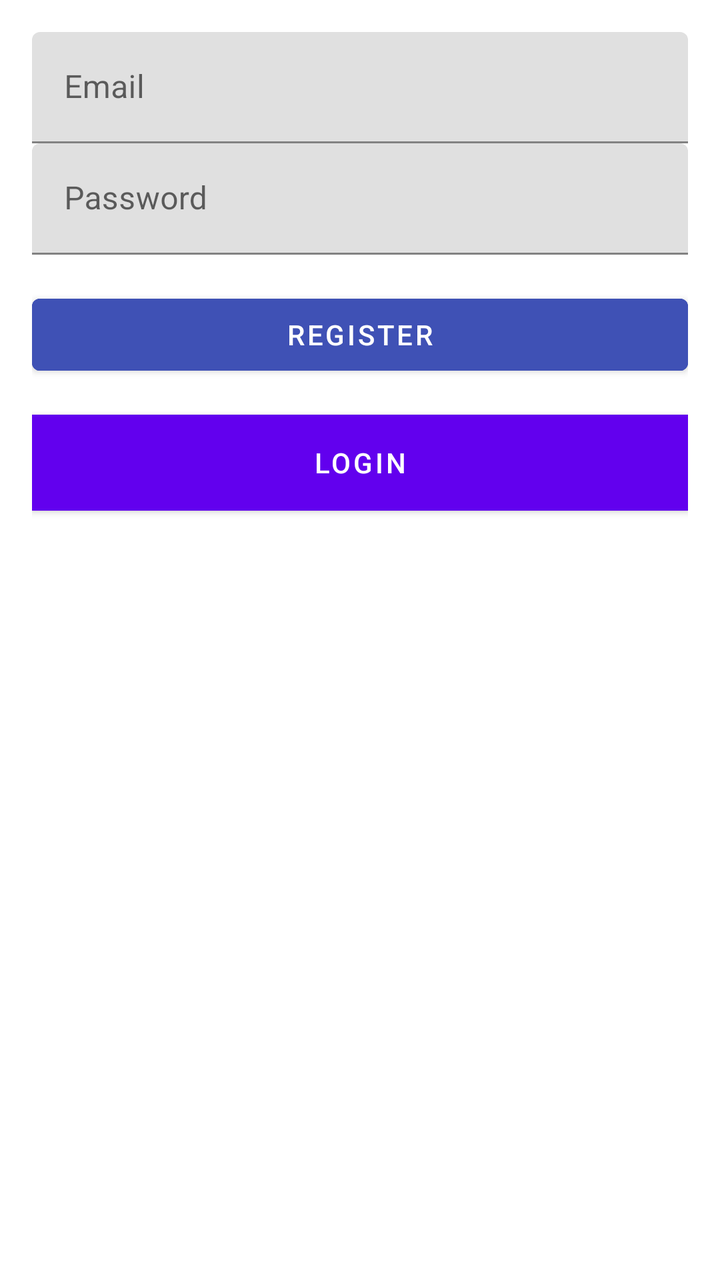
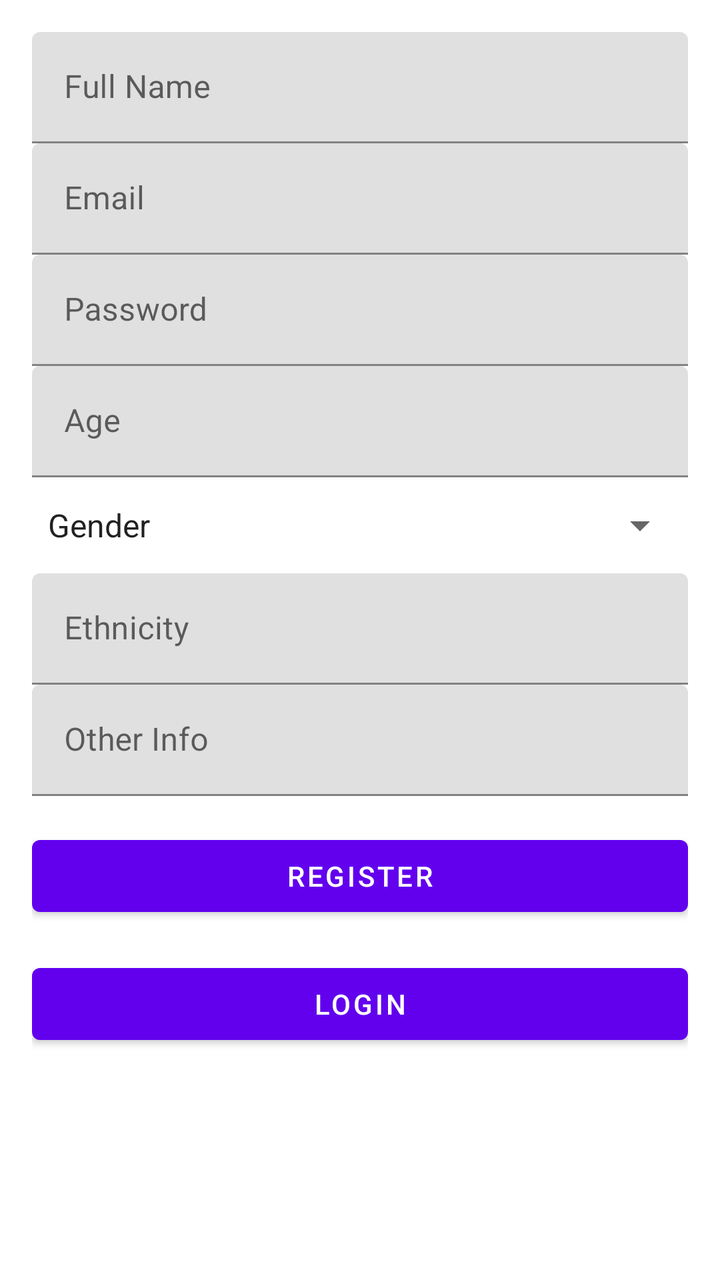

An Android layout rendered at two revisions. The XML below is the earlier revision; the diff shows what the commit changed to produce the second picture.
<!-- AndroidManifest.xml: application theme Theme.MyApp -->
<!-- res/layout/activity_register.xml -->
<?xml version="1.0" encoding="utf-8"?>
<LinearLayout xmlns:android="http://schemas.android.com/apk/res/android"
    xmlns:app="http://schemas.android.com/apk/res-auto"
    android:layout_width="match_parent"
    android:layout_height="match_parent"
    android:orientation="vertical"
    android:padding="16dp">

    <com.google.android.material.textfield.TextInputLayout
        android:id="@+id/textInputLayoutEmail"
        android:layout_width="match_parent"
        android:layout_height="wrap_content"
        android:hint="Email">

        <com.google.android.material.textfield.TextInputEditText
            android:id="@+id/editTextEmail"
            android:layout_width="match_parent"
            android:layout_height="wrap_content"
            android:inputType="textEmailAddress" />

    </com.google.android.material.textfield.TextInputLayout>

    <com.google.android.material.textfield.TextInputLayout
        android:id="@+id/textInputLayoutPassword"
        android:layout_width="match_parent"
        android:layout_height="wrap_content"
        android:hint="Password">

        <com.google.android.material.textfield.TextInputEditText
            android:id="@+id/editTextPassword"
            android:layout_width="match_parent"
            android:layout_height="wrap_content"
            android:inputType="textPassword" />

    </com.google.android.material.textfield.TextInputLayout>

    <com.google.android.material.button.MaterialButton
        android:id="@+id/buttonRegister"
        android:layout_width="match_parent"
        android:layout_height="wrap_content"
        android:text="Register"
        android:layout_marginTop="16dp"
        android:backgroundTint="@color/material3_colorPrimary"
        app:cornerRadius="4dp"
        app:strokeColor="@color/material3_colorPrimary"
        app:strokeWidth="2dp"
        android:textColor="@color/material3_colorOnPrimary" />

    <Button
        android:id="@+id/buttonLogin"
        android:layout_width="match_parent"
        android:layout_height="wrap_content"
        android:text="Login"
        android:layout_marginTop="16dp"
        android:textColor="@android:color/white"
        android:background="@color/material3_colorPrimary" />



</LinearLayout>
<!-- resources referenced by this layout -->
<resources>
  <color name="material3_colorOnPrimary">#FFFFFF</color>
  <color name="material3_colorPrimary">#3F51B5</color>
  <style name="Theme.MyApp" parent="Theme.MaterialComponents.DayNight.DarkActionBar">
                  
                  <item name="colorPrimary">@color/purple_500</item>
                  <item name="colorPrimaryVariant">@color/purple_700</item>
                  <item name="colorOnPrimary">@color/white</item>
                  
                  <item name="colorSecondary">@color/teal_200</item>
                  <item name="colorSecondaryVariant">@color/teal_700</item>
                  <item name="colorOnSecondary">@color/black</item>
                  
                  <item name="android:statusBarColor" tools:targetApi="l">@android:color/transparent</item>
                  
          </style>
  <color name="purple_500">#FF6200EE</color>
  <color name="purple_700">#FF3700B3</color>
  <color name="white">#FFFFFFFF</color>
  <color name="teal_200">#FF03DAC5</color>
  <color name="teal_700">#FF018786</color>
  <color name="black">#FF000000</color>
</resources>

<!-- the commit's change to res/layout/activity_register.xml (unified diff, before → after) -->
@@ -1,60 +1,99 @@
 <?xml version="1.0" encoding="utf-8"?>
-<LinearLayout xmlns:android="http://schemas.android.com/apk/res/android"
-    xmlns:app="http://schemas.android.com/apk/res-auto"
+<ScrollView xmlns:android="http://schemas.android.com/apk/res/android"
     android:layout_width="match_parent"
     android:layout_height="match_parent"
-    android:orientation="vertical"
     android:padding="16dp">
 
-    <com.google.android.material.textfield.TextInputLayout
-        android:id="@+id/textInputLayoutEmail"
+    <LinearLayout
         android:layout_width="match_parent"
         android:layout_height="wrap_content"
-        android:hint="Email">
+        android:orientation="vertical">
 
-        <com.google.android.material.textfield.TextInputEditText
-            android:id="@+id/editTextEmail"
+        <com.google.android.material.textfield.TextInputLayout
             android:layout_width="match_parent"
             android:layout_height="wrap_content"
-            android:inputType="textEmailAddress" />
+            android:hint="Full Name">
+            <com.google.android.material.textfield.TextInputEditText
+                android:id="@+id/editTextName"
+                android:layout_width="match_parent"
+                android:layout_height="wrap_content"/>
+        </com.google.android.material.textfield.TextInputLayout>
 
-    </com.google.android.material.textfield.TextInputLayout>
-
-    <com.google.android.material.textfield.TextInputLayout
-        android:id="@+id/textInputLayoutPassword"
-        android:layout_width="match_parent"
-        android:layout_height="wrap_content"
-        android:hint="Password">
-
-        <com.google.android.material.textfield.TextInputEditText
-            android:id="@+id/editTextPassword"
+        <com.google.android.material.textfield.TextInputLayout
             android:layout_width="match_parent"
             android:layout_height="wrap_content"
-            android:inputType="textPassword" />
+            android:hint="Email">
+            <com.google.android.material.textfield.TextInputEditText
+                android:id="@+id/editTextEmail"
+                android:layout_width="match_parent"
+                android:layout_height="wrap_content"
+                android:inputType="textEmailAddress"/>
+        </com.google.android.material.textfield.TextInputLayout>
 
-    </com.google.android.material.textfield.TextInputLayout>
+        <com.google.android.material.textfield.TextInputLayout
+            android:layout_width="match_parent"
+            android:layout_height="wrap_content"
+            android:hint="Password">
+            <com.google.android.material.textfield.TextInputEditText
+                android:id="@+id/editTextPassword"
+                android:layout_width="match_parent"
+                android:layout_height="wrap_content"
+                android:inputType="textPassword"/>
+        </com.google.android.material.textfield.TextInputLayout>
 
-    <com.google.android.material.button.MaterialButton
-        android:id="@+id/buttonRegister"
-        android:layout_width="match_parent"
-        android:layout_height="wrap_content"
-        android:text="Register"
-        android:layout_marginTop="16dp"
-        android:backgroundTint="@color/material3_colorPrimary"
-        app:cornerRadius="4dp"
-        app:strokeColor="@color/material3_colorPrimary"
-        app:strokeWidth="2dp"
-        android:textColor="@color/material3_colorOnPrimary" />
+        <com.google.android.material.textfield.TextInputLayout
+            android:layout_width="match_parent"
+            android:layout_height="wrap_content"
+            android:hint="Age">
+            <com.google.android.material.textfield.TextInputEditText
+                android:id="@+id/editTextAge"
+                android:layout_width="match_parent"
+                android:layout_height="wrap_content"
+                android:inputType="number"/>
+        </com.google.android.material.textfield.TextInputLayout>
 
-    <Button
-        android:id="@+id/buttonLogin"
-        android:layout_width="match_parent"
-        android:layout_height="wrap_content"
-        android:text="Login"
-        android:layout_marginTop="16dp"
-        android:textColor="@android:color/white"
-        android:background="@color/material3_colorPrimary" />
+        <Spinner
+            android:id="@+id/spinnerGender"
+            android:layout_width="match_parent"
+            android:layout_height="wrap_content"
+            android:entries="@array/gender_options"
+            android:minHeight="48dp" />
 
 
 
-</LinearLayout>
+
+        <com.google.android.material.textfield.TextInputLayout
+            android:layout_width="match_parent"
+            android:layout_height="wrap_content"
+            android:hint="Ethnicity">
+            <com.google.android.material.textfield.TextInputEditText
+                android:id="@+id/editTextEthnicity"
+                android:layout_width="match_parent"
+                android:layout_height="wrap_content"/>
+        </com.google.android.material.textfield.TextInputLayout>
+
+        <com.google.android.material.textfield.TextInputLayout
+            android:layout_width="match_parent"
+            android:layout_height="wrap_content"
+            android:hint="Other Info">
+            <com.google.android.material.textfield.TextInputEditText
+                android:id="@+id/editTextOtherInfo"
+                android:layout_width="match_parent"
+                android:layout_height="wrap_content"/>
+        </com.google.android.material.textfield.TextInputLayout>
+
+        <com.google.android.material.button.MaterialButton
+            android:id="@+id/buttonRegister"
+            android:layout_width="match_parent"
+            android:layout_height="wrap_content"
+            android:text="Register"
+            android:layout_marginTop="16dp"/>
+
+        <Button
+            android:id="@+id/buttonLogin"
+            android:layout_width="match_parent"
+            android:layout_height="wrap_content"
+            android:text="Login"
+            android:layout_marginTop="16dp"/>
+    </LinearLayout>
+</ScrollView>
<!-- resource entries referenced after the edit -->
@@ -1,7 +1,11 @@
 <!-- resources referenced by this layout -->
 <resources>
-  <color name="material3_colorOnPrimary">#FFFFFF</color>
-  <color name="material3_colorPrimary">#3F51B5</color>
+  <string-array name="gender_options">
+          <item>Gender</item>  
+          <item>Male</item>
+          <item>Female</item>
+          <item>Other</item>
+      </string-array>
   <style name="Theme.MyApp" parent="Theme.MaterialComponents.DayNight.DarkActionBar">
                   
                   <item name="colorPrimary">@color/purple_500</item>
